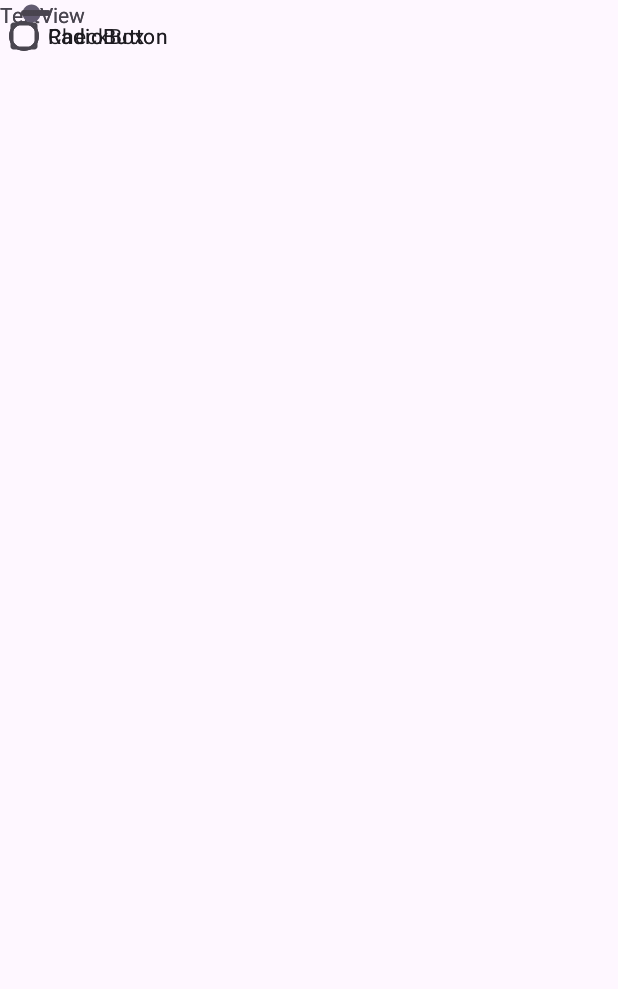
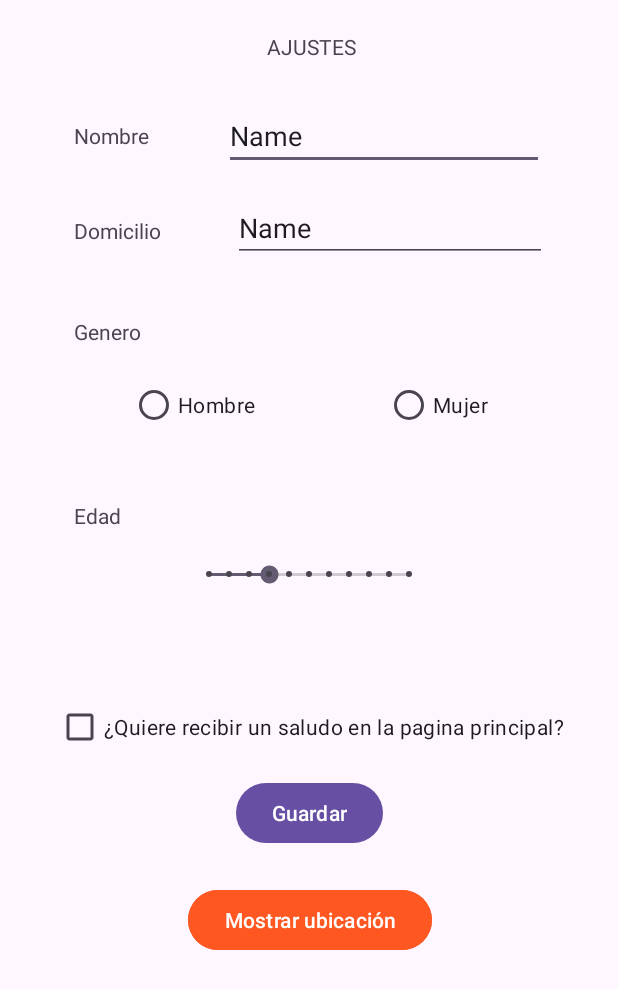
Before and after one commit to freduki98/FisioApp, an Android app: the AjustesActivity screen opened directly, with no data from a screen before it, on a phone screen of 412 x 824 dp. Before the commit the part shown is almost empty. Shown: the top 989 px of the screen. Run offline under Robolectric (Android 15) with nearby library versions, the phone set to English and light mode, and no system bars.

Commit message:
041224 parte3

```diff
--- a/FisioApp/app/src/main/java/com/example/fisioapp/AddActivity.kt
+++ b/FisioApp/app/src/main/java/com/example/fisioapp/AddActivity.kt
@@ -16,7 +16,6 @@ class AddActivity : AppCompatActivity() {
     val focusChangeListener = View.OnFocusChangeListener { view, hasFocus ->
         if (!hasFocus) {
             comprobarProgreso()
-
         }
     }
 
@@ -92,10 +91,6 @@ class AddActivity : AppCompatActivity() {
         binding.btnCancelar.setOnClickListener {
             finish()
         }
-
-        binding.btn2Reset.setOnClickListener {
-            limpiar()
-        }
         binding.btn2Enviar.setOnClickListener {
             if(datosCorrectos()){
 
@@ -124,6 +119,8 @@ class AddActivity : AppCompatActivity() {
                             ).show()
                         }
                     }
+
+                comprobarProgreso()
                 }
             }
 
@@ -163,14 +160,6 @@ class AddActivity : AppCompatActivity() {
         return true
     }
 
-    private fun limpiar() {
-        binding.etNombre.setText("")
-        binding.etDireccion.setText("")
-        binding.etDni.setText("")
-        binding.etLesion.setText("")
-        binding.etTratamiento.setText("")
-
-    }
 
     private fun comprobarProgreso() {
         binding.progressBar.visibility = View.VISIBLE
@@ -184,34 +173,40 @@ class AddActivity : AppCompatActivity() {
         if(!nombre.isEmpty() && nombre.length >= 5 && !nombreAddProgress){
             binding.progressBar.progress += 20
             nombreAddProgress = true
-        } else if(nombre.isEmpty() && nombre.length < 5 && nombreAddProgress){
+        }
+        if((nombre.isEmpty() || nombre.length < 5) && nombreAddProgress){
             binding.progressBar.progress -= 20
+            nombreAddProgress = false
         }
         if(!direccion.isEmpty() && direccion.length >= 10 && direccion.length <= 40 && !apellidosAddProgress){
             binding.progressBar.progress += 20
             apellidosAddProgress = true
-        } else if(direccion.isEmpty() && (direccion.length < 10 || direccion.length > 40) && apellidosAddProgress){
+        }
+        if((direccion.isEmpty() || (direccion.length < 10 || direccion.length > 40)) && apellidosAddProgress){
             binding.progressBar.progress -= 20
             apellidosAddProgress = false
         }
-        if(dni.isNotEmpty() && dni.matches(Regex("[0-9]{8}[A-Z]")) && !dniAddProgress){
+        if(!dni.isEmpty() && dni.matches(Regex("[0-9]{8}[A-Z]")) && !dniAddProgress){
             binding.progressBar.progress += 20
             dniAddProgress = true
-        } else if(dni.isEmpty() && !dni.matches(Regex("[0-9]{8}[A-Z]")) && dniAddProgress){
+        }
+        if((dni.isEmpty() || !dni.matches(Regex("[0-9]{8}[A-Z]"))) && dniAddProgress){
             binding.progressBar.progress -= 20
             dniAddProgress = false
         }
         if(!lesion.isEmpty() && !lesionAddProgress){
             binding.progressBar.progress += 20
-            dniAddProgress = true
-        } else if(lesion.isEmpty() && dniAddProgress){
+            lesionAddProgress = true
+        }
+        if(lesion.isEmpty() && lesionAddProgress){
             binding.progressBar.progress -= 20
-            dniAddProgress = false
+            lesionAddProgress = false
         }
         if(!tratamiento.isEmpty() && !tratamientoAddProgress){
             binding.progressBar.progress += 20
             tratamientoAddProgress = true
-        } else if(tratamiento.isEmpty() && tratamientoAddProgress){
+        }
+        if(tratamiento.isEmpty() && tratamientoAddProgress){
             binding.progressBar.progress -= 20
             tratamientoAddProgress = false
         }
--- a/FisioApp/app/src/main/java/com/example/fisioapp/adapters/NoticiasAdapter.kt
+++ b/FisioApp/app/src/main/java/com/example/fisioapp/adapters/NoticiasAdapter.kt
@@ -9,7 +9,7 @@ import com.example.fisioapp.models.NoticiasModel
 class NoticiasAdapter(var lista: MutableList<NoticiasModel>): RecyclerView.Adapter<NoticiasViewHolder>() {
 
     override fun onCreateViewHolder(parent: ViewGroup, viewType: Int): NoticiasViewHolder {
-        val v = LayoutInflater.from(parent.context).inflate(R.layout.news_api_layout, parent, false)
+        val v = LayoutInflater.from(parent.context).inflate(R.layout.noticias_api_layout, parent, false)
         return NoticiasViewHolder(v)
     }
 
--- a/FisioApp/app/src/main/java/com/example/fisioapp/adapters/NoticiasViewHolder.kt
+++ b/FisioApp/app/src/main/java/com/example/fisioapp/adapters/NoticiasViewHolder.kt
@@ -2,12 +2,12 @@ package com.example.fisioapp.adapters
 
 import android.view.View
 import androidx.recyclerview.widget.RecyclerView
-import com.example.fisioapp.databinding.NewsApiLayoutBinding
+import com.example.fisioapp.databinding.NoticiasApiLayoutBinding
 import com.example.fisioapp.models.NoticiasModel
 import com.squareup.picasso.Picasso
 
 class NoticiasViewHolder(v: View):RecyclerView.ViewHolder(v) {
-    val binding = NewsApiLayoutBinding.bind(v)
+    val binding = NoticiasApiLayoutBinding.bind(v)
 
     fun render (noticia: NoticiasModel){
         binding.tvTitulo.text = noticia.titulo
--- a/FisioApp/app/src/main/res/layout/activity_add.xml
+++ b/FisioApp/app/src/main/res/layout/activity_add.xml
@@ -16,13 +16,13 @@
         android:textSize="22sp"
         app:layout_constraintEnd_toEndOf="parent"
         app:layout_constraintStart_toStartOf="parent"
-        app:layout_constraintTop_toBottomOf="@+id/et_dni" />
+        app:layout_constraintTop_toBottomOf="@+id/etDni" />
 
     <EditText
         android:id="@+id/et_nombre"
         android:layout_width="wrap_content"
         android:layout_height="wrap_content"
-        android:layout_marginTop="20dp"
+        android:layout_marginTop="30dp"
         android:ems="10"
         android:hint="Nombre..."
         android:inputType="textPersonName"
@@ -30,7 +30,7 @@
         app:layout_constraintEnd_toEndOf="parent"
         app:layout_constraintHorizontal_bias="0.5"
         app:layout_constraintStart_toStartOf="parent"
-        app:layout_constraintTop_toBottomOf="@+id/et_title2" />
+        app:layout_constraintTop_toBottomOf="@+id/progressBar" />
 
     <EditText
         android:id="@+id/et_direccion"
@@ -50,28 +50,13 @@
         android:id="@+id/btn2_enviar"
         android:layout_width="wrap_content"
         android:layout_height="wrap_content"
-        android:layout_marginTop="61dp"
+        android:layout_marginTop="52dp"
         android:backgroundTint="#66BB6A"
         android:text="Guardar"
         app:layout_constraintEnd_toStartOf="@+id/btn_cancelar"
         app:layout_constraintHorizontal_bias="0.5"
         app:layout_constraintStart_toStartOf="parent"
-        app:layout_constraintTop_toBottomOf="@+id/progressBar" />
-
-    <Button
-        android:id="@+id/btn2_reset"
-        android:layout_width="32dp"
-        android:layout_height="40dp"
-        android:layout_marginTop="16dp"
-        android:layout_marginEnd="16dp"
-        android:backgroundTint="@android:color/holo_orange_light"
-        android:text="Limpiar"
-        app:icon="@android:drawable/ic_menu_revert"
-        app:iconGravity="top"
-        app:iconSize="20sp"
-        app:iconTint="#000000"
-        app:layout_constraintEnd_toEndOf="parent"
-        app:layout_constraintTop_toTopOf="parent" />
+        app:layout_constraintTop_toBottomOf="@+id/etTratamiento" />
 
     <TextView
         android:id="@+id/et_title2"
@@ -129,7 +114,7 @@
         android:layout_width="228dp"
         android:layout_height="15dp"
         android:layout_marginStart="126dp"
-        android:layout_marginTop="58dp"
+        android:layout_marginTop="15dp"
         android:layout_marginEnd="126dp"
         android:indeterminateDrawable="@android:drawable/progress_indeterminate_horizontal"
         android:max="100"
@@ -138,10 +123,10 @@
         android:progressDrawable="@android:drawable/progress_horizontal"
         app:layout_constraintEnd_toEndOf="parent"
         app:layout_constraintStart_toStartOf="parent"
-        app:layout_constraintTop_toBottomOf="@+id/etTratamiento" />
+        app:layout_constraintTop_toBottomOf="@+id/et_title2" />
 
     <EditText
-        android:id="@+id/et_dni"
+        android:id="@+id/etDni"
         android:layout_width="wrap_content"
         android:layout_height="wrap_content"
         android:layout_marginTop="20dp"
--- a/FisioApp/app/src/main/res/layout/activity_ajustes.xml
+++ b/FisioApp/app/src/main/res/layout/activity_ajustes.xml
@@ -8,58 +8,152 @@
     tools:context=".AjustesActivity">
 
     <TextView
-        android:id="@+id/textView2"
+        android:id="@+id/tv_titulo_perfil"
         android:layout_width="wrap_content"
         android:layout_height="wrap_content"
-        android:text="TextView"
-        tools:layout_editor_absoluteX="178dp"
-        tools:layout_editor_absoluteY="21dp" />
+        android:layout_marginStart="178dp"
+        android:layout_marginTop="21dp"
+        android:layout_marginEnd="175dp"
+        android:text="AJUSTES"
+        app:layout_constraintEnd_toEndOf="parent"
+        app:layout_constraintStart_toStartOf="parent"
+        app:layout_constraintTop_toTopOf="parent" />
 
     <TextView
-        android:id="@+id/textView6"
+        android:id="@+id/tv_nombre_perfil"
         android:layout_width="wrap_content"
         android:layout_height="wrap_content"
-        android:text="TextView"
-        tools:layout_editor_absoluteX="25dp"
-        tools:layout_editor_absoluteY="67dp" />
+        android:layout_marginTop="40dp"
+        android:text="Nombre"
+        app:layout_constraintEnd_toStartOf="@+id/et_nombre_perfil"
+        app:layout_constraintStart_toStartOf="parent"
+        app:layout_constraintTop_toBottomOf="@+id/tv_titulo_perfil" />
+
+    <RadioGroup
+        android:layout_width="274dp"
+        android:layout_height="60dp"
+        tools:layout_editor_absoluteX="72dp"
+        tools:layout_editor_absoluteY="244dp" />
 
     <RadioButton
-        android:id="@+id/radioButton"
+        android:id="@+id/rb_mujer"
         android:layout_width="wrap_content"
         android:layout_height="wrap_content"
-        android:text="RadioButton"
-        tools:layout_editor_absoluteX="82dp"
-        tools:layout_editor_absoluteY="183dp" />
+        android:text="Mujer"
+        app:layout_constraintBottom_toBottomOf="@+id/rb_hombre"
+        app:layout_constraintEnd_toEndOf="parent"
+        app:layout_constraintHorizontal_bias="0.5"
+        app:layout_constraintStart_toEndOf="@+id/rb_hombre"
+        app:layout_constraintTop_toTopOf="@+id/rb_hombre" />
+
+    <TextView
+        android:id="@+id/tv_genero"
+        android:layout_width="wrap_content"
+        android:layout_height="wrap_content"
+        android:layout_marginTop="48dp"
+        android:text="Genero"
+        app:layout_constraintStart_toStartOf="@+id/tv_domicilio"
+        app:layout_constraintTop_toBottomOf="@+id/tv_domicilio" />
+
+    <TextView
+        android:id="@+id/tv_edad"
+        android:layout_width="wrap_content"
+        android:layout_height="wrap_content"
+        android:layout_marginTop="40dp"
+        android:text="Edad"
+        app:layout_constraintStart_toStartOf="@+id/tv_genero"
+        app:layout_constraintTop_toBottomOf="@+id/rb_hombre" />
+
+    <RadioButton
+        android:id="@+id/rb_hombre"
+        android:layout_width="wrap_content"
+        android:layout_height="wrap_content"
+        android:layout_marginTop="15dp"
+        android:text="Hombre"
+        app:layout_constraintEnd_toStartOf="@+id/rb_mujer"
+        app:layout_constraintHorizontal_bias="0.5"
+        app:layout_constraintStart_toStartOf="parent"
+        app:layout_constraintTop_toBottomOf="@+id/tv_genero" />
 
     <CheckBox
-        android:id="@+id/checkBox"
+        android:id="@+id/cb_confirm_saludoBienvenida"
         android:layout_width="wrap_content"
         android:layout_height="wrap_content"
-        android:text="CheckBox"
-        tools:layout_editor_absoluteX="140dp"
-        tools:layout_editor_absoluteY="247dp" />
+        android:layout_marginTop="68dp"
+        android:text="¿Quiere recibir un saludo en la pagina principal?"
+        app:layout_constraintEnd_toEndOf="parent"
+        app:layout_constraintHorizontal_bias="0.507"
+        app:layout_constraintStart_toStartOf="parent"
+        app:layout_constraintTop_toBottomOf="@+id/sb_edad" />
 
-    <RadioGroup
+    <SeekBar
+        android:id="@+id/sb_edad"
+        style="@style/Widget.AppCompat.SeekBar.Discrete"
+        android:layout_width="165dp"
+        android:layout_height="19dp"
+        android:layout_marginTop="20dp"
+        android:max="10"
+        android:progress="3"
+        app:layout_constraintEnd_toEndOf="parent"
+        app:layout_constraintHorizontal_bias="0.5"
+        app:layout_constraintStart_toStartOf="parent"
+        app:layout_constraintTop_toBottomOf="@+id/tv_edad" />
+
+    <TextView
+        android:id="@+id/tv_domicilio"
         android:layout_width="wrap_content"
         android:layout_height="wrap_content"
-        tools:layout_editor_absoluteX="128dp"
-        tools:layout_editor_absoluteY="155dp" />
+        android:layout_marginTop="44dp"
+        android:text="Domicilio"
+        app:layout_constraintStart_toStartOf="@+id/tv_nombre_perfil"
+        app:layout_constraintTop_toBottomOf="@+id/tv_nombre_perfil" />
 
-    <RadioButton
-        android:id="@+id/radioButton2"
+    <EditText
+        android:id="@+id/et_nombre_perfil"
         android:layout_width="wrap_content"
         android:layout_height="wrap_content"
-        android:text="RadioButton"
-        tools:layout_editor_absoluteX="212dp"
-        tools:layout_editor_absoluteY="183dp" />
+        android:ems="10"
+        android:inputType="text"
+        android:text="Name"
+        app:layout_constraintBottom_toBottomOf="@+id/tv_nombre_perfil"
+        app:layout_constraintEnd_toEndOf="parent"
+        app:layout_constraintHorizontal_bias="0.5"
+        app:layout_constraintStart_toEndOf="@+id/tv_nombre_perfil"
+        app:layout_constraintTop_toTopOf="@+id/tv_nombre_perfil" />
 
-    <SeekBar
-        android:id="@+id/seekBar"
-        style="@style/Widget.AppCompat.SeekBar.Discrete"
+    <EditText
+        android:id="@+id/et_domicilio"
+        android:layout_width="209dp"
+        android:layout_height="42dp"
+        android:ems="10"
+        android:inputType="text"
+        android:text="Name"
+        app:layout_constraintBottom_toBottomOf="@+id/tv_domicilio"
+        app:layout_constraintEnd_toEndOf="parent"
+        app:layout_constraintHorizontal_bias="0.5"
+        app:layout_constraintStart_toEndOf="@+id/tv_domicilio"
+        app:layout_constraintTop_toTopOf="@+id/tv_domicilio" />
+
+    <Button
+        android:id="@+id/btn_ubicacion"
         android:layout_width="wrap_content"
         android:layout_height="wrap_content"
-        android:max="10"
-        android:progress="3"
-        tools:layout_editor_absoluteX="178dp"
-        tools:layout_editor_absoluteY="375dp" />
+        android:layout_marginTop="23dp"
+        android:backgroundTint="#FF5722"
+        android:text="Mostrar ubicación"
+        app:layout_constraintEnd_toEndOf="parent"
+        app:layout_constraintHorizontal_bias="0.502"
+        app:layout_constraintStart_toStartOf="parent"
+        app:layout_constraintTop_toBottomOf="@+id/btn_guardarDatos" />
+
+    <Button
+        android:id="@+id/btn_guardarDatos"
+        android:layout_width="wrap_content"
+        android:layout_height="wrap_content"
+        android:layout_marginTop="9dp"
+        android:text="Guardar"
+        app:layout_constraintEnd_toEndOf="parent"
+        app:layout_constraintHorizontal_bias="0.5"
+        app:layout_constraintStart_toStartOf="parent"
+        app:layout_constraintTop_toBottomOf="@+id/cb_confirm_saludoBienvenida" />
 </androidx.constraintlayout.widget.ConstraintLayout>
```
Also changed, not shown: FisioApp/app/src/main/res/layout/noticias_api_layout.xml (renamed from FisioApp/app/src/main/res/layout/news_api_layout.xml).
